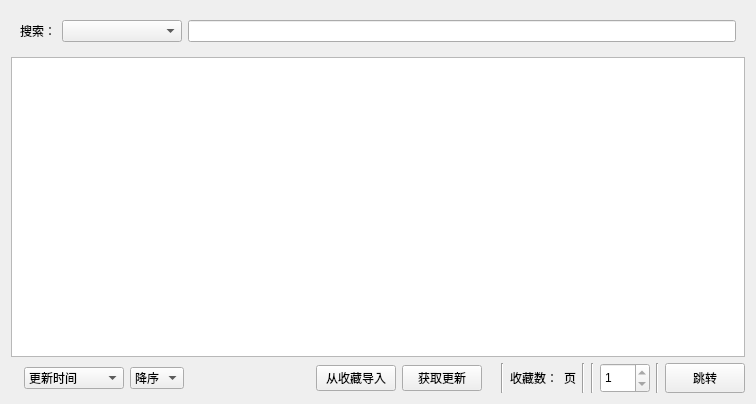
Before: the Qt Designer form ui/ui_local_favorite.ui in tonquer/JMComic-qt, drawn with Qt 5.
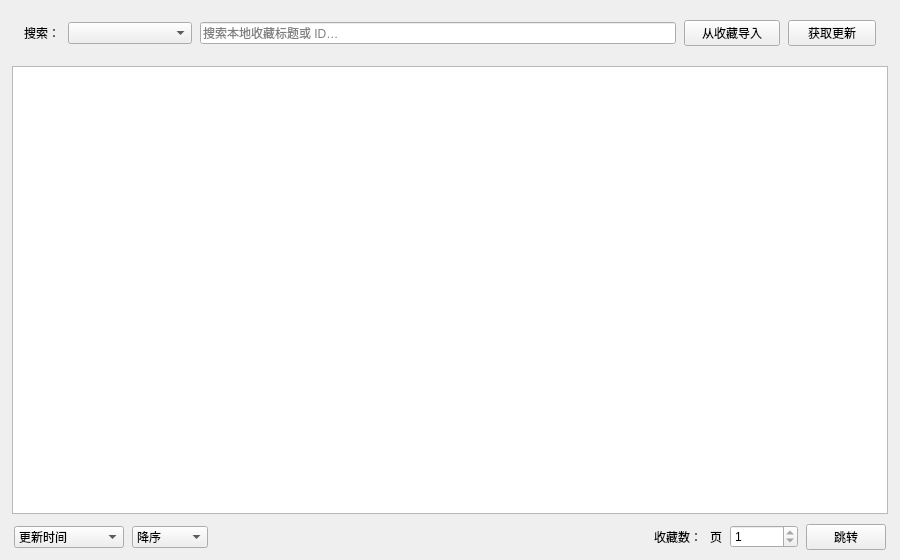
After: the same form once the commit is applied. Custom widgets are drawn as their Qt base class.

Patch:
```diff
--- a/ui/ui_local_favorite.ui
+++ b/ui/ui_local_favorite.ui
@@ -6,17 +6,56 @@
    <rect>
     <x>0</x>
     <y>0</y>
-    <width>756</width>
-    <height>404</height>
+    <width>900</width>
+    <height>560</height>
    </rect>
   </property>
   <property name="windowTitle">
    <string>本地收藏</string>
   </property>
-  <layout class="QGridLayout" name="gridLayout_2">
-   <item row="0" column="0">
-    <widget class="QWidget" name="widget" native="true">
+  <layout class="QVBoxLayout" name="gridLayout_2" stretch="0,1,0">
+   <property name="spacing">
+    <number>10</number>
+   </property>
+   <property name="leftMargin">
+    <number>12</number>
+   </property>
+   <property name="topMargin">
+    <number>10</number>
+   </property>
+   <property name="rightMargin">
+    <number>12</number>
+   </property>
+   <property name="bottomMargin">
+    <number>10</number>
+   </property>
+   <item>
+    <widget class="QFrame" name="widget">
+     <property name="sizePolicy">
+      <sizepolicy hsizetype="Preferred" vsizetype="Maximum">
+       <horstretch>0</horstretch>
+       <verstretch>0</verstretch>
+      </sizepolicy>
+     </property>
+     <property name="role" stdset="0">
+      <string notr="true">card</string>
+     </property>
      <layout class="QHBoxLayout" name="horizontalLayout_2">
+      <property name="spacing">
+       <number>8</number>
+      </property>
+      <property name="leftMargin">
+       <number>12</number>
+      </property>
+      <property name="topMargin">
+       <number>10</number>
+      </property>
+      <property name="rightMargin">
+       <number>12</number>
+      </property>
+      <property name="bottomMargin">
+       <number>10</number>
+      </property>
       <item>
        <widget class="QLabel" name="label">
         <property name="text">
@@ -28,29 +67,88 @@
        <widget class="QComboBox" name="folderBox">
         <property name="minimumSize">
          <size>
-          <width>120</width>
+          <width>124</width>
           <height>0</height>
          </size>
         </property>
        </widget>
       </item>
       <item>
-       <widget class="QLineEdit" name="lineEdit"/>
+       <widget class="QLineEdit" name="lineEdit">
+        <property name="placeholderText">
+         <string>搜索本地收藏标题或 ID…</string>
+        </property>
+        <property name="clearButtonEnabled">
+         <bool>true</bool>
+        </property>
+       </widget>
+      </item>
+      <item>
+       <widget class="QPushButton" name="importButton">
+        <property name="minimumSize">
+         <size>
+          <width>96</width>
+          <height>0</height>
+         </size>
+        </property>
+        <property name="text">
+         <string>从收藏导入</string>
+        </property>
+       </widget>
+      </item>
+      <item>
+       <widget class="QPushButton" name="startEpsUpdate">
+        <property name="minimumSize">
+         <size>
+          <width>88</width>
+          <height>0</height>
+         </size>
+        </property>
+        <property name="variant" stdset="0">
+         <string notr="true">primary</string>
+        </property>
+        <property name="text">
+         <string>获取更新</string>
+        </property>
+       </widget>
       </item>
      </layout>
     </widget>
    </item>
-   <item row="3" column="0">
-    <layout class="QGridLayout" name="gridLayout_4">
+   <item>
+    <layout class="QGridLayout" name="gridLayout_3">
+     <property name="leftMargin">
+      <number>0</number>
+     </property>
+     <property name="topMargin">
+      <number>0</number>
+     </property>
+     <property name="rightMargin">
+      <number>0</number>
+     </property>
+     <property name="bottomMargin">
+      <number>0</number>
+     </property>
      <item row="0" column="0">
+      <widget class="ComicListWidget" name="bookList">
+       <property name="styleSheet">
+        <string notr="true"/>
+       </property>
+      </widget>
+     </item>
+    </layout>
+   </item>
+   <item>
       <layout class="QHBoxLayout" name="horizontalLayout">
-       <item>
-        <widget class="QLabel" name="msgLabel">
-         <property name="text">
-          <string/>
-         </property>
-        </widget>
-       </item>
+     <property name="spacing">
+      <number>8</number>
+     </property>
+     <property name="leftMargin">
+      <number>2</number>
+     </property>
+     <property name="rightMargin">
+      <number>2</number>
+     </property>
        <item>
         <widget class="QComboBox" name="sortKeyCombox">
          <property name="enabled">
@@ -58,7 +156,7 @@
          </property>
          <property name="minimumSize">
           <size>
-           <width>100</width>
+         <width>110</width>
            <height>0</height>
           </size>
          </property>
@@ -79,6 +177,12 @@
          <property name="enabled">
           <bool>true</bool>
          </property>
+       <property name="minimumSize">
+        <size>
+         <width>76</width>
+         <height>0</height>
+        </size>
+       </property>
          <item>
           <property name="text">
            <string>降序</string>
@@ -91,6 +195,26 @@
          </item>
         </widget>
        </item>
+     <item>
+      <widget class="QLabel" name="msgLabel">
+       <property name="role" stdset="0">
+        <string notr="true">muted</string>
+       </property>
+       <property name="text">
+        <string/>
+       </property>
+      </widget>
+     </item>
+     <item>
+      <widget class="QLabel" name="tipText">
+       <property name="role" stdset="0">
+        <string notr="true">muted</string>
+       </property>
+       <property name="text">
+        <string/>
+       </property>
+      </widget>
+     </item>
        <item>
         <spacer name="horizontalSpacer">
          <property name="orientation">
@@ -104,41 +228,10 @@
          </property>
         </spacer>
        </item>
-       <item>
-        <widget class="QPushButton" name="importButton">
-         <property name="text">
-          <string>从收藏导入</string>
-         </property>
-        </widget>
-       </item>
-       <item>
-        <widget class="QPushButton" name="startEpsUpdate">
-         <property name="text">
-          <string>获取更新</string>
-         </property>
-        </widget>
-       </item>
-       <item>
-        <widget class="QLabel" name="tipText">
-         <property name="text">
-          <string/>
-         </property>
-        </widget>
-       </item>
-       <item>
-        <widget class="Line" name="line_2">
-         <property name="orientation">
-          <enum>Qt::Orientation::Vertical</enum>
-         </property>
-        </widget>
-       </item>
        <item>
         <widget class="QLabel" name="nums">
-         <property name="minimumSize">
-          <size>
-           <width>0</width>
-           <height>30</height>
-          </size>
+       <property name="role" stdset="0">
+        <string notr="true">muted</string>
          </property>
          <property name="text">
           <string>收藏数：</string>
@@ -152,26 +245,12 @@
          </property>
         </widget>
        </item>
-       <item>
-        <widget class="Line" name="line">
-         <property name="orientation">
-          <enum>Qt::Orientation::Vertical</enum>
-         </property>
-        </widget>
-       </item>
-       <item>
-        <widget class="Line" name="line_4">
-         <property name="orientation">
-          <enum>Qt::Orientation::Vertical</enum>
-         </property>
-        </widget>
-       </item>
        <item>
         <widget class="QSpinBox" name="spinBox">
          <property name="minimumSize">
           <size>
-           <width>50</width>
-           <height>30</height>
+         <width>68</width>
+         <height>0</height>
           </size>
          </property>
          <property name="minimum">
@@ -182,19 +261,12 @@
          </property>
         </widget>
        </item>
-       <item>
-        <widget class="Line" name="line_3">
-         <property name="orientation">
-          <enum>Qt::Orientation::Vertical</enum>
-         </property>
-        </widget>
-       </item>
        <item>
         <widget class="QPushButton" name="jumpButton">
          <property name="minimumSize">
           <size>
-           <width>0</width>
-           <height>30</height>
+         <width>68</width>
+         <height>0</height>
           </size>
          </property>
          <property name="text">
@@ -208,19 +280,6 @@
       </layout>
      </item>
     </layout>
-   </item>
-   <item row="2" column="0">
-    <layout class="QGridLayout" name="gridLayout_3">
-     <item row="0" column="0">
-      <widget class="ComicListWidget" name="bookList">
-       <property name="styleSheet">
-        <string notr="true"/>
-       </property>
-      </widget>
-     </item>
-    </layout>
-   </item>
-  </layout>
  </widget>
  <customwidgets>
   <customwidget>
```
Left out of the diff: 16 changed lines with no effect on the pictures. Lines whose indentation alone changed are shown as unchanged.
